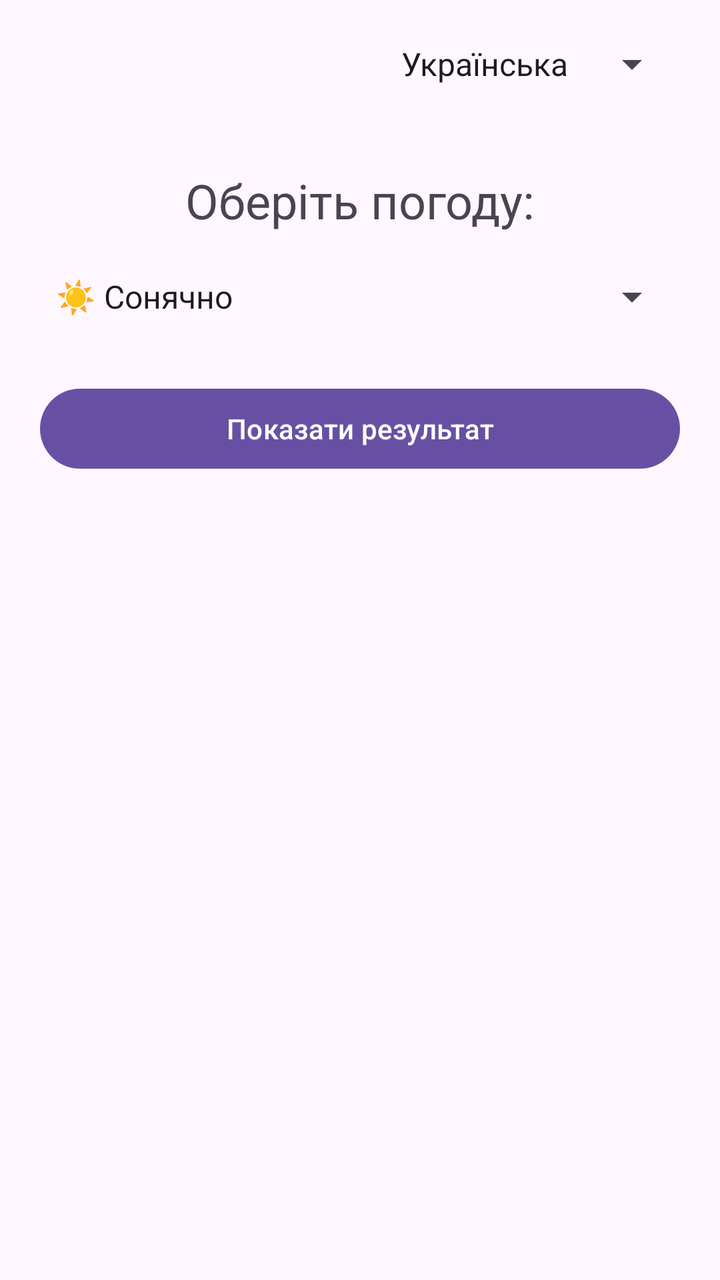
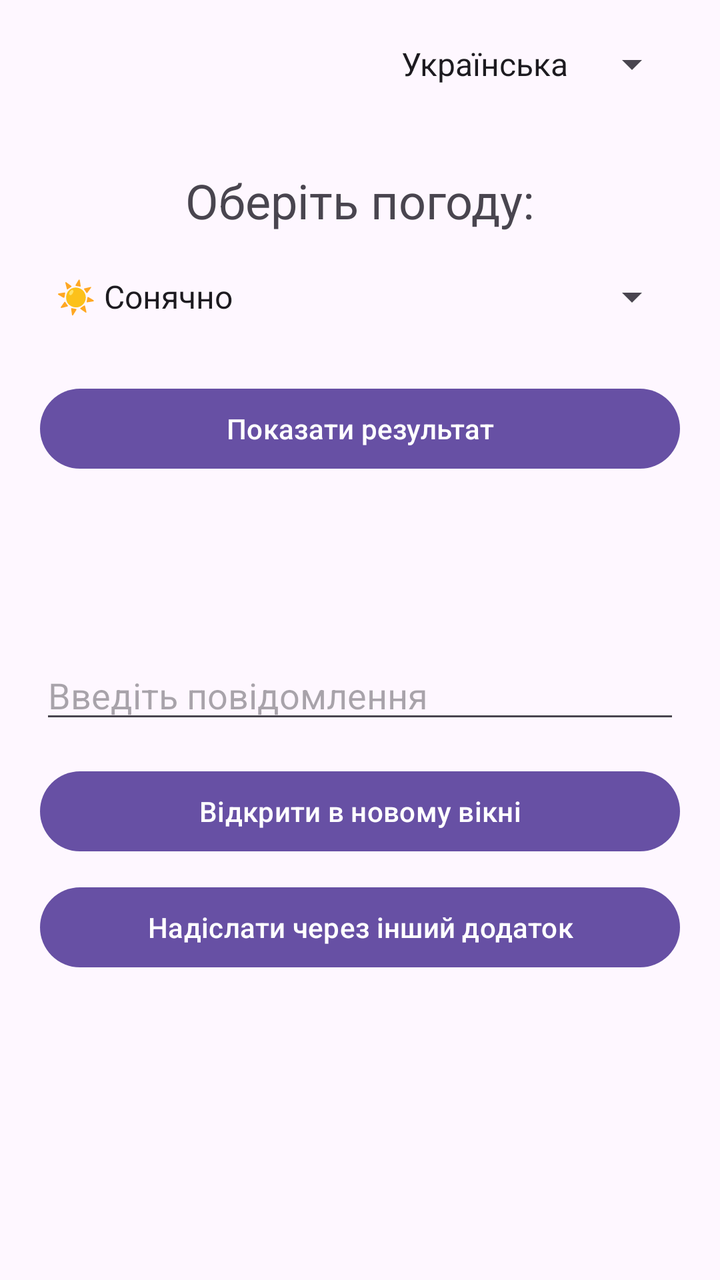

An Android layout rendered at two revisions. The XML below is the earlier revision; the diff shows what the commit changed to produce the second picture.
<!-- AndroidManifest.xml: application theme Theme.Lab2 -->
<!-- res/layout/activity_main.xml -->
<?xml version="1.0" encoding="utf-8"?>
<LinearLayout xmlns:android="http://schemas.android.com/apk/res/android"
    android:id="@+id/mainLayout"
    android:layout_width="match_parent"
    android:layout_height="match_parent"
    android:orientation="vertical"
    android:padding="20dp">

    
    <Spinner
        android:id="@+id/languageSpinner"
        android:layout_width="wrap_content"
        android:layout_height="wrap_content"
        android:layout_gravity="end"
        android:entries="@array/language_options" />

    <TextView
        android:layout_width="wrap_content"
        android:layout_height="wrap_content"
        android:layout_gravity="center_horizontal"
        android:layout_marginTop="40dp"
        android:layout_marginBottom="20dp"
        android:text="@string/choose_weather"
        android:textSize="24sp" />

    <Spinner
        android:id="@+id/weatherSpinner"
        android:layout_width="match_parent"
        android:layout_height="wrap_content"
        android:entries="@array/weather_options" />

    <Button
        android:id="@+id/button1"
        android:layout_width="match_parent"
        android:layout_height="wrap_content"
        android:layout_marginTop="30dp"
        android:text="@string/show_result" />

    <TextView
        android:id="@+id/resultText"
        android:layout_width="match_parent"
        android:layout_height="wrap_content"
        android:layout_marginTop="30dp"
        android:gravity="center"
        android:text=""
        android:textSize="20sp" />

</LinearLayout>
<!-- resources referenced by this layout -->
<resources>
  <string-array name="language_options">
          <item>Українська</item>
          <item>English</item>
      </string-array>
  <string-array name="weather_options">
          <item>☀️ Сонячно</item>
          <item>🌧 Дощ</item>
          <item>❄️ Сніг</item>
          <item>⛈ Гроза</item>
          <item>🌫 Туман</item>
      </string-array>
  <string name="choose_weather">Оберіть погоду:</string>
  <string name="show_result">Показати результат</string>
  <style name="Theme.Lab2" parent="Base.Theme.Lab2" />
  <style name="Base.Theme.Lab2" parent="Theme.Material3.DayNight.NoActionBar">
          
          
      </style>
</resources>

<!-- the commit's change to res/layout/activity_main.xml (unified diff, before → after) -->
@@ -45,4 +45,25 @@
         android:text=""
         android:textSize="20sp" />
 
+    <EditText
+        android:id="@+id/messageEditText"
+        android:layout_width="match_parent"
+        android:layout_height="wrap_content"
+        android:layout_marginTop="30dp"
+        android:hint="Введіть повідомлення"
+        android:inputType="text" />
+
+    <Button
+        android:id="@+id/openMessageButton"
+        android:layout_width="match_parent"
+        android:layout_height="wrap_content"
+        android:layout_marginTop="15dp"
+        android:text="Відкрити в новому вікні" />
+
+    <Button
+        android:id="@+id/shareMessageButton"
+        android:layout_width="match_parent"
+        android:layout_height="wrap_content"
+        android:layout_marginTop="10dp"
+        android:text="Надіслати через інший додаток" />
 </LinearLayout>
